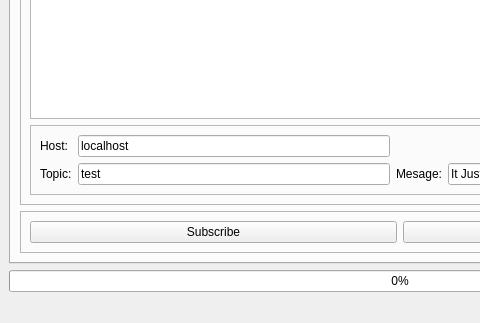
Above: las2xlsconverter.ui from phetaduck/LAS2XLSConverter before the change; both pictures show x 0 to 480 and y 277 to 600 of the 800 by 600 pixel window. Below: the same form after it.
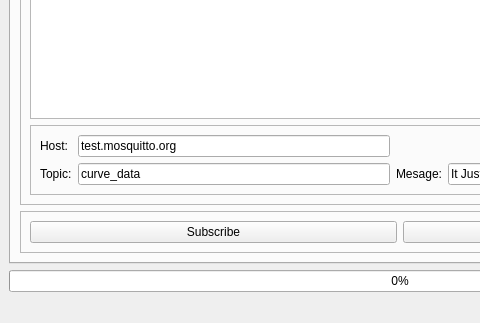
That is the form after the change.

```diff
--- a/las2xlsconverter.ui
+++ b/las2xlsconverter.ui
@@ -72,7 +72,7 @@
               <item row="1" column="1">
                <widget class="QLineEdit" name="leTopic">
                 <property name="text">
-                 <string>test</string>
+                 <string>curve_data</string>
                 </property>
                </widget>
               </item>
@@ -107,7 +107,7 @@
               <item row="0" column="1">
                <widget class="QLineEdit" name="leHostName">
                 <property name="text">
-                 <string>localhost</string>
+                 <string>test.mosquitto.org</string>
                 </property>
                </widget>
               </item>
```
Left out of the diff: 2 changed lines with no effect on the pictures.
